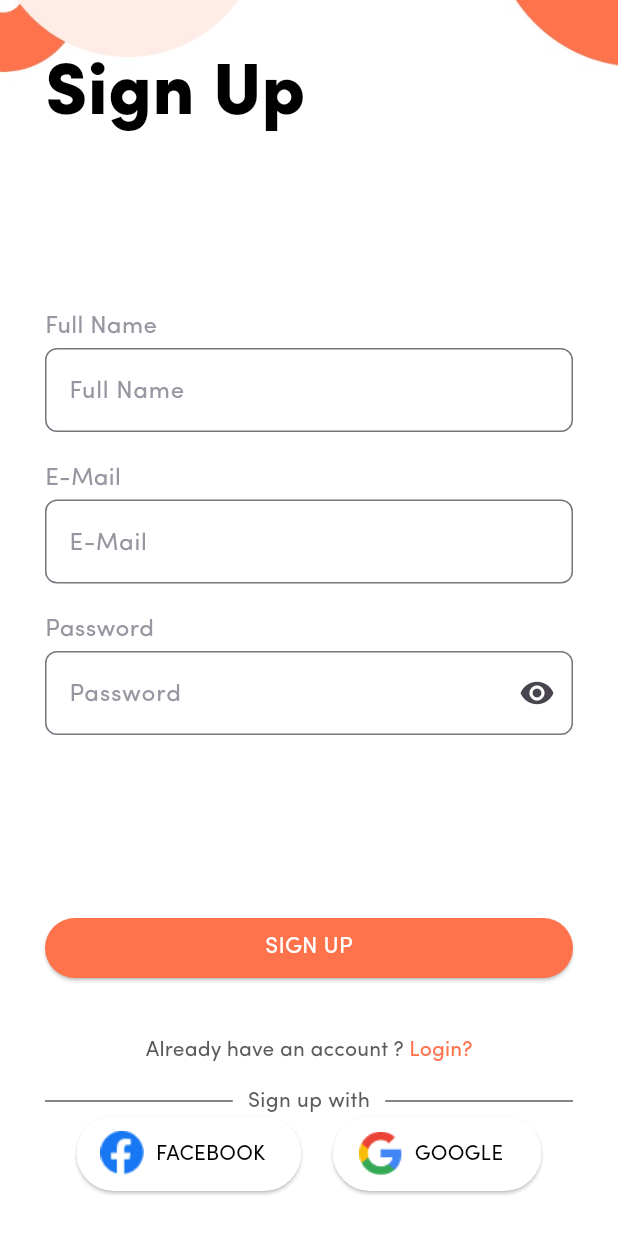
After one commit to Zyad-reda2011/Food-Hub, a Flutter app: the screen it shows after launch, after a tap on "Start with E-Mail or phone", on a phone screen of 412 x 824 dp. The commit adds this screen. Run offline on Flutter 3.47's test engine with Material 3 defaults, Android fonts, the phone set to English and light mode, and no system bars; our stand-ins replace flutter_screenutil, material_design_icons_flutter.

Commit message:
WELCOME SCREEN

```diff
--- a/lib/HomeScreen.dart
+++ b/lib/HomeScreen.dart
@@ -1,6 +1,8 @@
 // ignore_for_file: prefer_const_constructors, prefer_const_literals_to_create_immutables, sort_child_properties_last, depend_on_referenced_packages, dead_code, unused_label
 import 'package:flutter/material.dart';
 import 'package:flutter_screenutil/flutter_screenutil.dart';
+import 'package:scr/Login.dart';
+import 'package:scr/SignUp.dart';
 import 'package:scr/WelcomeScreen.dart';
 
 void main ()
@@ -29,7 +31,12 @@ class _HomeScreenState extends State<HomeScreen>
       return MaterialApp
       (
         debugShowCheckedModeBanner: false,
-        home : WelcomeScreen()
+        home : WelcomeScreen(),
+        routes:
+        {
+          '/signup': (context) => SignUp(),
+          '/login' : (context) => Login(),
+        },
       );
     },
     );
--- /dev/null
+++ b/lib/SignUp.dart
@@ -0,0 +1,261 @@
+// ignore_for_file: file_names
+
+import 'package:flutter/material.dart';
+
+class SignUp extends StatefulWidget
+{
+  const SignUp({super.key});
+
+  @override
+  State<SignUp> createState() => _SignUpState();
+}
+
+class _SignUpState extends State<SignUp>
+{
+  bool _obscure = false;
+  void _toggleObscureText()
+  {
+    setState
+    (
+      ()
+      {
+        _obscure = !_obscure;
+      }
+    );
+  }
+  @override
+  Widget build(BuildContext context)
+  {
+    return Scaffold
+    (
+      body:
+      Stack
+      (
+        children:
+        [
+          Positioned.fill
+          (
+            // Background Image
+            child:
+            Image.asset
+            (
+              "assets/sign.jpg",
+              fit: BoxFit.cover,
+            )
+          ),
+          Padding
+          (
+            padding: const EdgeInsets.symmetric(horizontal: 30.0  , vertical: 30.0),
+            child: Column
+            (
+              crossAxisAlignment: CrossAxisAlignment.stretch,
+              children:
+              [
+                const Text
+                (
+                  "Sign Up",
+                  style: TextStyle(color:Colors.black,fontWeight: FontWeight.bold , fontFamily: "Sofia Pro" , fontSize: 48),
+                  textAlign: TextAlign.left,
+                ),
+                const Spacer(),
+                const SizedBox(height: 10,),
+                // Full Name Text Field
+                const Text
+                (
+                  "Full Name",
+                  style: TextStyle
+                  (
+                    color:Color(0xff9796A1),
+                    fontWeight: FontWeight.normal ,
+                    fontFamily: "Sofia Pro" ,
+                    fontSize: 16
+                  ),
+                ),
+                const SizedBox(height: 2,),
+                TextField
+                (
+                  decoration: InputDecoration
+                  (
+                    border: OutlineInputBorder
+                    (
+                      borderRadius: BorderRadius.circular(8),
+                    ),
+                    hintText: "Full Name" ,
+                    hintStyle: const TextStyle(color:Color(0xff9796A1),fontWeight: FontWeight.normal , fontFamily: "Sofia Pro" , fontSize: 16),
+                  )
+                ),
+                const SizedBox(height: 20,),
+                // E_MAil Text Field
+                const Text
+                (
+                  "E-Mail",
+                  style: TextStyle
+                  (
+                    color:Color(0xff9796A1),
+                    fontWeight: FontWeight.normal ,
+                    fontFamily: "Sofia Pro" ,
+                    fontSize: 16
+                  ),
+                ),
+                const SizedBox(height: 2,),
+                TextField
+                (
+                  decoration: InputDecoration
+                  (
+                    border: OutlineInputBorder
+                    (
+                      borderRadius: BorderRadius.circular(8),
+                    ),
+                    hintText: "E-Mail" ,
+                    hintStyle: const TextStyle(color:Color(0xff9796A1),fontWeight: FontWeight.normal , fontFamily: "Sofia Pro" , fontSize: 16),
+                  ),
+                ),
+                const SizedBox(height: 20,),
+                const Text
+                (
+                  "Password",
+                  style: TextStyle
+                  (
+                    color:Color(0xff9796A1),
+                    fontWeight: FontWeight.normal ,
+                    fontFamily: "Sofia Pro" ,
+                    fontSize: 16
+                  ),
+                ),
+                const SizedBox(height: 2,),
+                TextField
+                (
+                  obscureText: _obscure,
+                  decoration: InputDecoration
+                  (
+                    border: OutlineInputBorder
+                    (
+                      borderRadius: BorderRadius.circular(8),
+                    ),
+                    suffixIcon:
+                    IconButton
+                    (
+                      onPressed: _toggleObscureText,
+                      icon: Icon( _obscure ? Icons.visibility_off : Icons.visibility )
+                    ),
+                    hintText: "Password" ,
+                    hintStyle: const TextStyle(color:Color(0xff9796A1),fontWeight: FontWeight.normal , fontFamily: "Sofia Pro" , fontSize: 16),
+                  ),
+                ),
+                const Spacer(),
+                const SizedBox(height: 20,),
+                ElevatedButton
+                (
+                  onPressed: (){},
+                  style: ElevatedButton.styleFrom
+                  (
+                    backgroundColor: const Color(0xffFE724C),
+                    foregroundColor: Colors.white,
+                    shape: RoundedRectangleBorder
+                    (
+                      borderRadius: BorderRadius.circular(30),
+                    )
+                  ),
+                  child:
+                  const Text
+                  (
+                    "SIGN UP",
+                    style: TextStyle(color:Colors.white,fontWeight: FontWeight.normal , fontFamily: "Sofia Pro" , fontSize: 15),
+                  ),
+                ),
+                const SizedBox(height: 20),
+                TextButton
+                (
+                  onPressed: (){},
+                  child:
+                  const Text.rich
+                  (
+                    TextSpan
+                    (
+                      text: "Already have an account ? ",
+                      style: TextStyle(color: Color(0xff5B5B5E) , fontWeight: FontWeight.normal , fontFamily: "Sofia Pro" ,fontSize: 14),
+                      children: <TextSpan>
+                      [
+                        TextSpan
+                        (
+                          text: "Login?",
+                          style: TextStyle(color: Color(0xffFE724C) , fontWeight: FontWeight.normal , fontFamily: "Sofia Pro" , fontSize: 14),
+                        )
+                      ],
+                   ),
+                  ),
+                ),
+                const Row
+                (
+                  children:
+                  [
+                    Expanded
+                    (
+                      child: Divider
+                      (
+                        color: Color(0xff5B5B5E),
+                        thickness: 1,
+                        endIndent: 10,
+                      ),
+                    ),
+                    Text
+                    (
+                      'Sign up with',
+                      style: TextStyle
+                      (
+                        color: Color(0xff5B5B5E),
+                        fontSize: 14,
+                        fontFamily: "Sofia Pro",
+                        fontWeight: FontWeight.normal
+                      ),
+                    ),
+                    Expanded
+                    (
+                      child: Divider
+                      (
+                        color: Color(0xff5B5B5E),
+                        thickness: 1,
+                        indent: 10,
+                      ),
+                    )
+                  ]
+                ),
+                Row
+                (
+                  mainAxisAlignment: MainAxisAlignment.spaceEvenly,
+                  children:
+                  [
+                    ElevatedButton.icon
+                    (
+                        onPressed: (){},
+                        icon: Image.asset("assets/Group 17863.png") ,
+                        label: const Text("FACEBOOK" , style: TextStyle(fontFamily: "Sofia Pro" , fontWeight: FontWeight.normal)) ,
+                        style: ElevatedButton.styleFrom
+                      (
+                        backgroundColor: Colors.white,
+                        foregroundColor: Colors.black,
+                        minimumSize: const Size(139.26, 50),
+                      ),
+                    ),
+                    ElevatedButton.icon
+                    (
+                        onPressed: (){},
+                        icon: Image.asset("assets/Group 17967.png"),
+                        label: const Text("GOOGLE" , style: TextStyle(fontFamily: "Sofia Pro" , fontWeight: FontWeight.normal) ),
+                        style: ElevatedButton.styleFrom
+                        (
+                          backgroundColor: Colors.white,
+                          foregroundColor: Colors.black,
+                          minimumSize: const Size(139.26, 50),
+                        ),
+                    ),
+                  ],
+                ),
+              ],
+            ),
+          ),
+        ],
+      ),
+    );
+  }
+}
--- a/lib/WelcomeScreen.dart
+++ b/lib/WelcomeScreen.dart
@@ -28,7 +28,7 @@ class WelcomeScreen extends StatelessWidget
           ),
           Padding
           (
-            padding: const EdgeInsets.symmetric(horizontal: 40.0  , vertical: 70.0),
+            padding: const EdgeInsets.symmetric(horizontal: 15.0  , vertical: 15.0),
             child: Column
             (
               crossAxisAlignment: CrossAxisAlignment.stretch,
@@ -41,7 +41,7 @@ class WelcomeScreen extends StatelessWidget
                   child: TextButton
                   (
                     onPressed: (){},
-                    child: const Text("Skip" , style:TextStyle(color: Color(0xffFE724C), fontSize: 14 , fontFamily: "Sofia Pro" ),)
+                    child: const Text("Skip" , style:TextStyle(color: Color(0xffFE724C), fontSize: 12 , fontFamily: "Sofia Pro" ),)
                   ),
                 ),
                 const Spacer(),
@@ -49,14 +49,14 @@ class WelcomeScreen extends StatelessWidget
                  const Text
                 (
                   "Welcome to",
-                  style: TextStyle(color: Colors.black , fontWeight: FontWeight.bold , fontFamily: "Sofia Pro" , fontSize: 90),
+                  style: TextStyle(color: Colors.black , fontWeight: FontWeight.bold , fontFamily: "Sofia Pro" , fontSize: 48),
                   textAlign : TextAlign.left,
                 ),
                 // FoodHub
                 const Text
                 (
                   "FoodHub",
-                  style: TextStyle(color: Color(0xffFE724C) , fontWeight: FontWeight.bold , fontFamily: "Sofia Pro" , fontSize: 90),
+                  style: TextStyle(color: Color(0xffFE724C) , fontWeight: FontWeight.bold , fontFamily: "Sofia Pro" , fontSize: 48),
                   textAlign : TextAlign.left,
                 ),
                 const SizedBox(height: 10,),
@@ -64,13 +64,13 @@ class WelcomeScreen extends StatelessWidget
                  const Text
                 (
                   "Your favourite foods delivered",
-                  style: TextStyle(color: Color(0xff30384F), fontFamily: "Sofia Pro", fontWeight: FontWeight.normal , fontSize: 24),
+                  style: TextStyle(color: Color(0xff30384F), fontFamily: "Sofia Pro", fontWeight: FontWeight.normal , fontSize: 20),
                   textAlign : TextAlign.left,
                 ),
                 const Text
                 (
                   "fast at your door.",
-                  style: TextStyle(color: Color(0xff30384F), fontFamily: "Sofia Pro" , fontWeight: FontWeight.normal , fontSize: 24),
+                  style: TextStyle(color: Color(0xff30384F), fontFamily: "Sofia Pro" , fontWeight: FontWeight.normal , fontSize: 20),
                   textAlign : TextAlign.left,
                 ),
                 const Spacer(),
@@ -145,13 +145,19 @@ class WelcomeScreen extends StatelessWidget
                 const SizedBox(height: 10,),
                 OutlinedButton
                 (
-                  onPressed: (){},
+                  onPressed: ()
+                  {
+                    Navigator.pushNamed(context, '/signup');
+                  },
                   child: const Text("Start with E-Mail or phone" , style: TextStyle(fontFamily: "Sofia Pro" , color: Colors.black ,fontWeight: FontWeight.normal))
                 ),
                 const SizedBox(height: 10,),
                 TextButton
                 (
-                  onPressed: (){},
+                  onPressed: ()
+                  {
+                    Navigator.pushNamed(context, '/login');
+                  },
                   child:
                   const Text.rich
                   (
--- a/lib/splash.dart
+++ b/lib/splash.dart
@@ -38,7 +38,7 @@ class _splashScreenState extends State<splashScreen>
       backgroundColor:Color(0xffFE724C),
       body: Padding
       (
-        padding: const EdgeInsets.only(bottom: 15),
+        padding: const EdgeInsets.all(10.0),
         child: Column
         (
           children:
@@ -50,7 +50,6 @@ class _splashScreenState extends State<splashScreen>
               child: Image.asset("assets/Group-18118.png"),
             )
           ),
-          const Text("developed by StarMan inc." , style: (TextStyle(color:Colors.grey,fontStyle:FontStyle.italic)))
         ],
         ),
       ),
--- a/pubspec.yaml
+++ b/pubspec.yaml
@@ -67,6 +67,7 @@ flutter:
       - assets/brooke-lark-lcZ9NxhOSlo-unsplash1.png
       - assets/Group 17863.png
       - assets/Group 17967.png
+      - assets/sign.jpg
 
   # An image asset can refer to one or more resolution-specific "variants", see
   # https://flutter.dev/to/resolution-aware-images
@@ -84,6 +85,7 @@ flutter:
       fonts:
         - asset: fonts/Sofia Pro Black Az.otf
         - asset: fonts/Sofia Pro Regular Az.otf
+        - asset: fonts/Sofia Pro Semi Bold Az.otf
   #       - asset: fonts/Schyler-Italic.ttf
   #         style: italic
   #   - family: Trajan Pro
```
Also changed, not shown: lib/Login.dart (added, +247 -0 lines), lib/VerificationScreen.dart (added, +96 -0 lines), assets/sign.jpg (added), lib/FeaturedRestrauntCard.dart (added).
